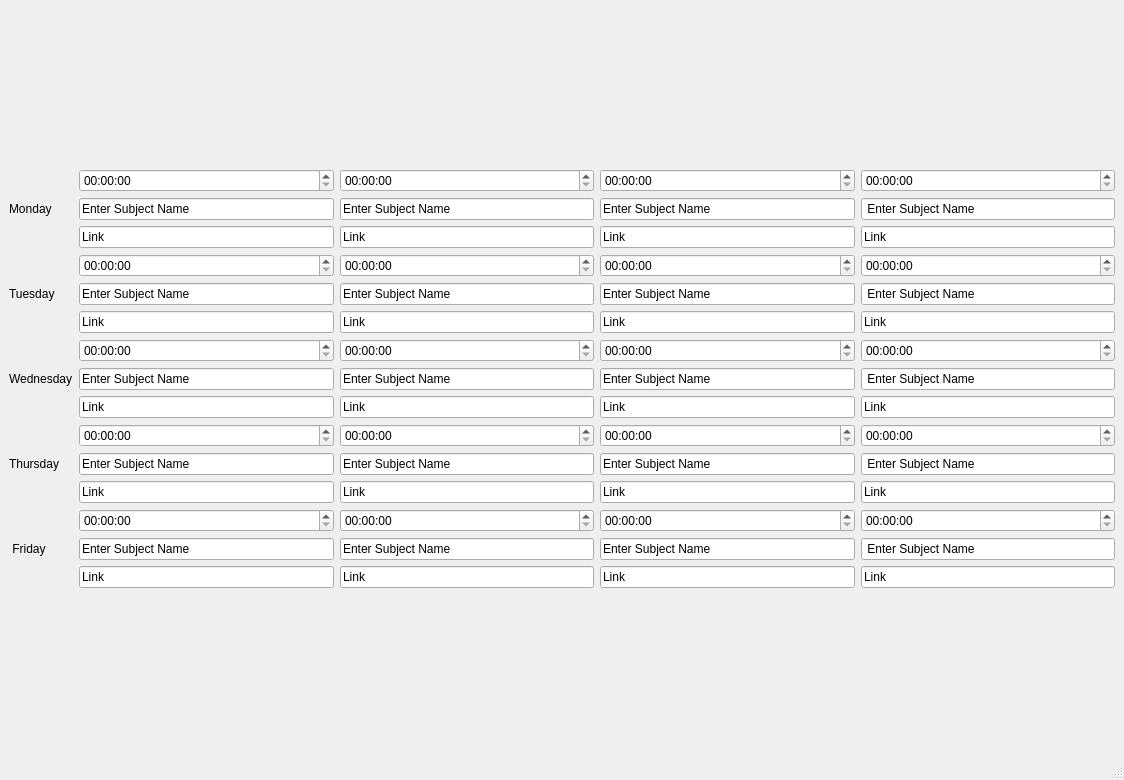
First picture: the form in first/mainwindow.ui, repository Devikarb/TIME4CLASS, before the edit.
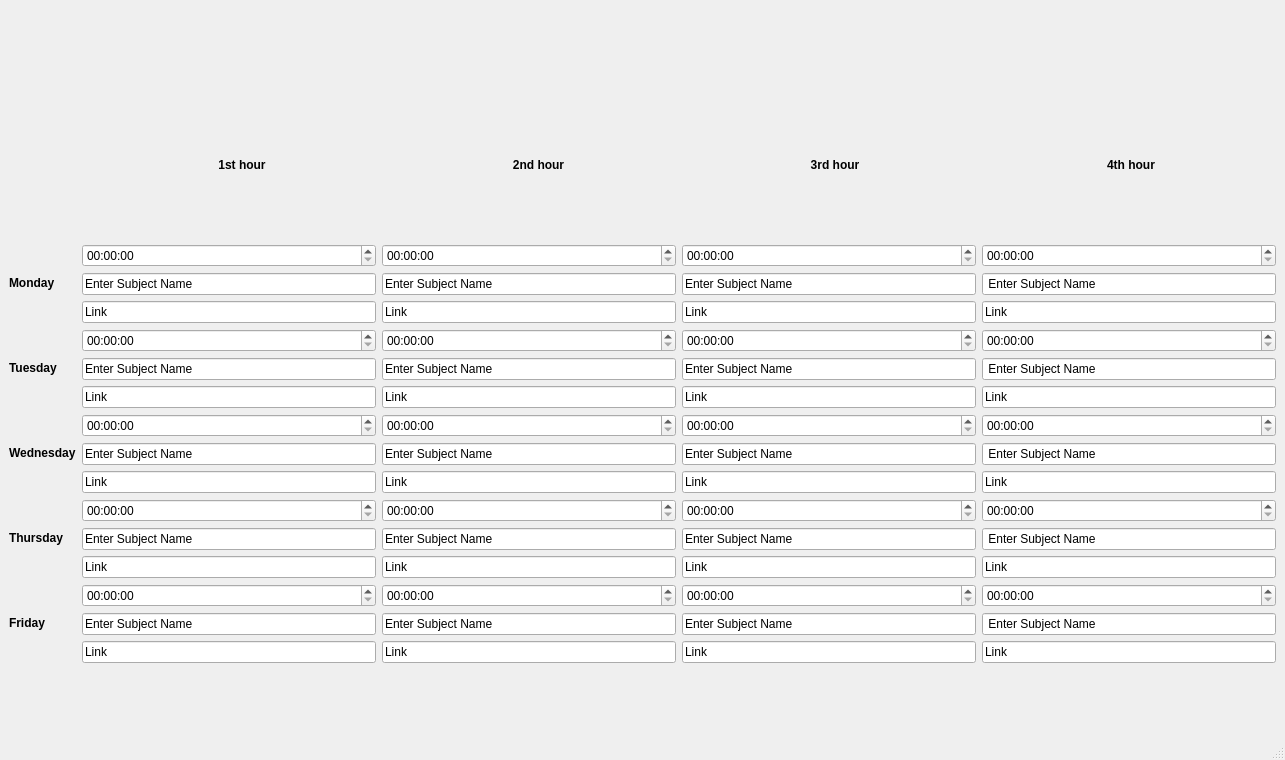
Second picture: the form after the edit. Icons and pictures are not drawn.

What changed in the file:
```diff
--- a/first/mainwindow.ui
+++ b/first/mainwindow.ui
@@ -6,8 +6,8 @@
    <rect>
     <x>0</x>
     <y>0</y>
-    <width>1124</width>
-    <height>780</height>
+    <width>1285</width>
+    <height>760</height>
    </rect>
   </property>
   <property name="windowTitle">
@@ -16,41 +16,60 @@
   <widget class="QWidget" name="centralwidget">
    <layout class="QGridLayout" name="gridLayout">
     <item row="0" column="0">
+     <widget class="QLabel" name="label_10">
+      <property name="sizePolicy">
+       <sizepolicy hsizetype="Preferred" vsizetype="Fixed">
+        <horstretch>0</horstretch>
+        <verstretch>0</verstretch>
+       </sizepolicy>
+      </property>
+      <property name="text">
+       <string/>
+      </property>
+      <property name="pixmap">
+       <pixmap resource="resource.qrc">:/resources/img/image1.png</pixmap>
+      </property>
+      <property name="alignment">
+       <set>Qt::AlignCenter</set>
+      </property>
+     </widget>
+    </item>
+    <item row="2" column="0">
      <layout class="QHBoxLayout" name="horizontalLayout_19">
       <item>
        <layout class="QVBoxLayout" name="verticalLayout_3">
         <item>
          <widget class="QLabel" name="label">
           <property name="text">
-           <string>Monday</string>
+           <string>&lt;html&gt;&lt;head/&gt;&lt;body&gt;&lt;p&gt;&lt;span style=&quot; font-weight:600;&quot;&gt;Monday&lt;/span&gt;&lt;/p&gt;&lt;/body&gt;&lt;/html&gt;</string>
           </property>
          </widget>
         </item>
         <item>
          <widget class="QLabel" name="label_2">
           <property name="text">
-           <string>Tuesday</string>
+           <string>&lt;html&gt;&lt;head/&gt;&lt;body&gt;&lt;p&gt;&lt;span style=&quot; font-weight:600;&quot;&gt;Tuesday&lt;/span&gt;&lt;/p&gt;&lt;/body&gt;&lt;/html&gt;</string>
           </property>
          </widget>
         </item>
         <item>
          <widget class="QLabel" name="label_3">
           <property name="text">
-           <string>Wednesday</string>
+           <string>&lt;html&gt;&lt;head/&gt;&lt;body&gt;&lt;p&gt;&lt;span style=&quot; font-weight:600;&quot;&gt;Wednesday&lt;/span&gt;&lt;/p&gt;&lt;/body&gt;&lt;/html&gt;</string>
           </property>
          </widget>
         </item>
         <item>
          <widget class="QLabel" name="label_4">
           <property name="text">
-           <string>Thursday</string>
+           <string>&lt;html&gt;&lt;head/&gt;&lt;body&gt;&lt;p&gt;&lt;span style=&quot; font-weight:600;&quot;&gt;Thursday&lt;/span&gt;&lt;/p&gt;&lt;/body&gt;&lt;/html&gt;</string>
           </property>
          </widget>
         </item>
         <item>
          <widget class="QLabel" name="label_5">
           <property name="text">
-           <string> Friday</string>
+           <string>&lt;html&gt;&lt;head/&gt;&lt;body&gt;&lt;p&gt;&lt;span style=&quot; font-weight:600;&quot;&gt; Friday&lt;/span&gt;&lt;/p&gt;&lt;/body&gt;&lt;/html&gt;</string>
           </property>
          </widget>
         </item>
@@ -532,6 +551,81 @@
       </item>
      </layout>
     </item>
+    <item row="1" column="0">
+     <layout class="QHBoxLayout" name="horizontalLayout_2">
+      <item>
+       <spacer name="horizontalSpacer">
+        <property name="orientation">
+         <enum>Qt::Horizontal</enum>
+        </property>
+        <property name="sizeType">
+         <enum>QSizePolicy::Fixed</enum>
+        </property>
+        <property name="sizeHint" stdset="0">
+         <size>
+          <width>88</width>
+          <height>20</height>
+         </size>
+        </property>
+       </spacer>
+      </item>
+      <item>
+       <widget class="QLabel" name="label_6">
+        <property name="enabled">
+         <bool>true</bool>
+        </property>
+        <property name="sizePolicy">
+         <sizepolicy hsizetype="Preferred" vsizetype="Fixed">
+          <horstretch>0</horstretch>
+          <verstretch>0</verstretch>
+         </sizepolicy>
+        </property>
+        <property name="text">
+         <string>&lt;html&gt;&lt;head/&gt;&lt;body&gt;&lt;p align=&quot;center&quot;&gt;&lt;span style=&quot; font-weight:600;&quot;&gt;1st hour&lt;/span&gt;&lt;/p&gt;&lt;/body&gt;&lt;/html&gt;</string>
+        </property>
+       </widget>
+      </item>
+      <item>
+       <widget class="QLabel" name="label_7">
+        <property name="sizePolicy">
+         <sizepolicy hsizetype="Preferred" vsizetype="Fixed">
+          <horstretch>0</horstretch>
+          <verstretch>0</verstretch>
+         </sizepolicy>
+        </property>
+        <property name="text">
+         <string>&lt;html&gt;&lt;head/&gt;&lt;body&gt;&lt;p align=&quot;center&quot;&gt;&lt;span style=&quot; font-weight:600;&quot;&gt;2nd hour&lt;/span&gt;&lt;/p&gt;&lt;/body&gt;&lt;/html&gt;</string>
+        </property>
+       </widget>
+      </item>
+      <item>
+       <widget class="QLabel" name="label_8">
+        <property name="sizePolicy">
+         <sizepolicy hsizetype="Preferred" vsizetype="Fixed">
+          <horstretch>0</horstretch>
+          <verstretch>0</verstretch>
+         </sizepolicy>
+        </property>
+        <property name="text">
+         <string>&lt;html&gt;&lt;head/&gt;&lt;body&gt;&lt;p align=&quot;center&quot;&gt;&lt;span style=&quot; font-weight:600;&quot;&gt;3rd hour&lt;/span&gt;&lt;/p&gt;&lt;/body&gt;&lt;/html&gt;</string>
+        </property>
+       </widget>
+      </item>
+      <item>
+       <widget class="QLabel" name="label_9">
+        <property name="sizePolicy">
+         <sizepolicy hsizetype="Preferred" vsizetype="Fixed">
+          <horstretch>0</horstretch>
+          <verstretch>0</verstretch>
+         </sizepolicy>
+        </property>
+        <property name="text">
+         <string>&lt;html&gt;&lt;head/&gt;&lt;body&gt;&lt;p align=&quot;center&quot;&gt;&lt;span style=&quot; font-weight:600;&quot;&gt;4th hour&lt;/span&gt;&lt;/p&gt;&lt;/body&gt;&lt;/html&gt;</string>
+        </property>
+       </widget>
+      </item>
+     </layout>
+    </item>
    </layout>
   </widget>
   <widget class="QMenuBar" name="menubar">
```
Left out of the diff: 40 changed lines with no effect on the pictures.
